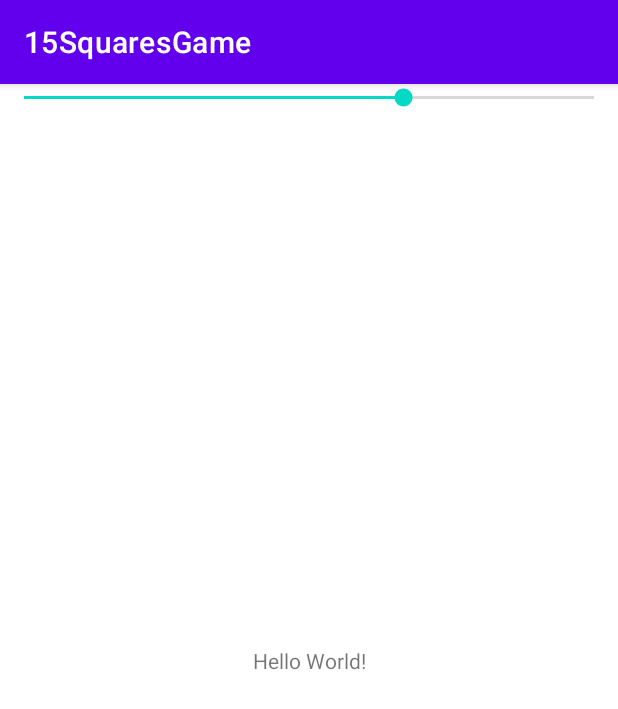
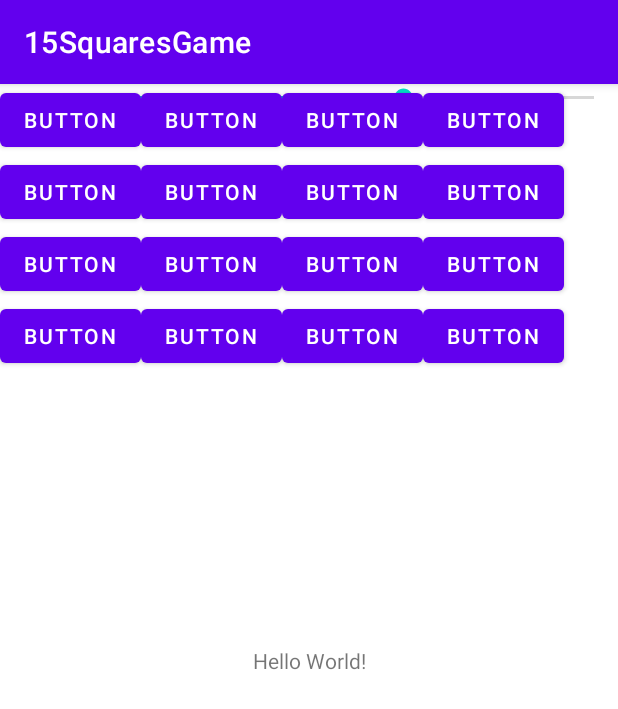
Before and after one commit to Nowayman0908/15SquaresGame, an Android app: the screen it shows after launch (MainActivity), on a phone screen of 412 x 824 dp. Shown: the top 709 px of the screen. Run offline under Robolectric (Android 15) with nearby library versions, the phone set to English and light mode, and no system bars.

Commit message:
- Created the first version of the randomization process.(Untested) - Added the Squares to the Layout as a MVP for 15 Squares. (Untested) - Added Random Variables to SquareModel. Version 0.20

```diff
--- a/app/src/main/java/com/example/a15squaresgame/SquareController.java
+++ b/app/src/main/java/com/example/a15squaresgame/SquareController.java
@@ -2,6 +2,8 @@ package com.example.a15squaresgame;
 
 import android.util.Log;
 import android.widget.SeekBar;
+
+import java.util.Random;
 
 public class SquareController implements SeekBar.OnSeekBarChangeListener{
 private SquareView SV;
@@ -15,8 +17,29 @@ public SquareController(SquareView initSV){
         SM.corrSquareNumOrder[i] = i;
     }
     //Initializes the random Square Order.
-    //Note: Add randomization of Square Order.
-    Math.random();
+    for(int j = 0; j < SM.setNumSquare; j++){
+        for(int y = 0; j < SM.setNumSquare; y++){
+            SM.randomNum = SM.random.nextInt(SM.totalNumSquare);
+            if(randomCheck()) {
+                SM.SquareNumOrder[j][y] = SM.randomNum;
+            }
+        }
+    }
+
+}
+
+public boolean randomCheck(){
+    //Checks the Array List randomCheck the random number has already been assigned to a square.
+    if(SM.randomCheck.contains(SM.randomNum)){
+        SM.randomNum = SM.random.nextInt(SM.totalNumSquare);
+        //Recalls the method and generates a new random number if the number is in randomCheck.
+        randomCheck();
+        return false;
+    }
+    else{
+        SM.randomCheck.add(SM.randomNum);
+        return true;
+    }
 }
 
     @Override
--- a/app/src/main/java/com/example/a15squaresgame/SquareModel.java
+++ b/app/src/main/java/com/example/a15squaresgame/SquareModel.java
@@ -1,4 +1,6 @@
 package com.example.a15squaresgame;
+import java.util.ArrayList;
+import java.util.Random;
 
 public class SquareModel {
     public int setNumSquare = 4;
@@ -6,4 +8,8 @@ public class SquareModel {
     public int[] corrSquareNumOrder = new int[totalNumSquare];
     public int[][] SquareNumOrder = new int[setNumSquare][setNumSquare];
 
+    public ArrayList randomCheck = new ArrayList();
+    public int randomNum;
+    Random random = new Random();
+
 }
--- a/app/src/main/java/com/example/a15squaresgame/SquareView.java
+++ b/app/src/main/java/com/example/a15squaresgame/SquareView.java
@@ -10,7 +10,7 @@ public class SquareView extends SurfaceView {
     Paint borderSquareCol = new Paint();
     public static final float borderWidth = 1200.0f;
     public static final float top = 1200.0f;
-    public static final float bottom = 1200.0f;
+    public static final float bottom = 120.0f;
     public static final float borderLeft = 1200.0f;
 
     private SquareModel SM;
@@ -24,6 +24,7 @@ public class SquareView extends SurfaceView {
     @Override
     public void onDraw(Canvas canvas) {
         canvas.drawRect(borderLeft,top,borderLeft + borderWidth, bottom, borderSquareCol);
+        //canvas.drawRect();
     }
 
     public SquareModel getSquareModel()
--- a/app/src/main/res/layout/activity_main.xml
+++ b/app/src/main/res/layout/activity_main.xml
@@ -25,4 +25,126 @@
         tools:layout_editor_absoluteX="0dp"
         tools:layout_editor_absoluteY="646dp" />
 
+    <TableLayout
+        android:layout_width="match_parent"
+        android:layout_height="match_parent">
+
+        <TableRow
+            android:layout_width="match_parent"
+            android:layout_height="match_parent" >
+
+            <Button
+                android:id="@+id/button"
+                android:layout_width="wrap_content"
+                android:layout_height="wrap_content"
+                android:text="Button" />
+
+            <Button
+                android:id="@+id/button2"
+                android:layout_width="wrap_content"
+                android:layout_height="wrap_content"
+                android:text="Button" />
+
+            <Button
+                android:id="@+id/button3"
+                android:layout_width="wrap_content"
+                android:layout_height="wrap_content"
+                android:text="Button" />
+
+            <Button
+                android:id="@+id/button4"
+                android:layout_width="wrap_content"
+                android:layout_height="wrap_content"
+                android:text="Button" />
+
+        </TableRow>
+
+        <TableRow
+            android:layout_width="match_parent"
+            android:layout_height="match_parent" >
+
+            <Button
+                android:id="@+id/button5"
+                android:layout_width="wrap_content"
+                android:layout_height="wrap_content"
+                android:text="Button" />
+
+            <Button
+                android:id="@+id/button7"
+                android:layout_width="wrap_content"
+                android:layout_height="wrap_content"
+                android:text="Button" />
+
+            <Button
+                android:id="@+id/button6"
+                android:layout_width="wrap_content"
+                android:layout_height="wrap_content"
+                android:text="Button" />
+
+            <Button
+                android:id="@+id/button8"
+                android:layout_width="wrap_content"
+                android:layout_height="wrap_content"
+                android:text="Button" />
+        </TableRow>
+
+        <TableRow
+            android:layout_width="match_parent"
+            android:layout_height="match_parent" >
+
+            <Button
+                android:id="@+id/button9"
+                android:layout_width="wrap_content"
+                android:layout_height="wrap_content"
+                android:text="Button" />
+
+            <Button
+                android:id="@+id/button10"
+                android:layout_width="wrap_content"
+                android:layout_height="wrap_content"
+                android:text="Button" />
+
+            <Button
+                android:id="@+id/button11"
+                android:layout_width="wrap_content"
+                android:layout_height="wrap_content"
+                android:text="Button" />
+
+            <Button
+                android:id="@+id/button12"
+                android:layout_width="wrap_content"
+                android:layout_height="wrap_content"
+                android:text="Button" />
+        </TableRow>
+
+        <TableRow
+            android:layout_width="match_parent"
+            android:layout_height="match_parent" >
+
+            <Button
+                android:id="@+id/button13"
+                android:layout_width="wrap_content"
+                android:layout_height="wrap_content"
+                android:text="Button" />
+
+            <Button
+                android:id="@+id/button14"
+                android:layout_width="wrap_content"
+                android:layout_height="wrap_content"
+                android:text="Button" />
+
+            <Button
+                android:id="@+id/button15"
+                android:layout_width="wrap_content"
+                android:layout_height="wrap_content"
+                android:text="Button" />
+
+            <Button
+                android:id="@+id/button17"
+                android:layout_width="wrap_content"
+                android:layout_height="wrap_content"
+                android:text="Button" />
+        </TableRow>
+    </TableLayout>
+
 </androidx.constraintlayout.widget.ConstraintLayout>
```
